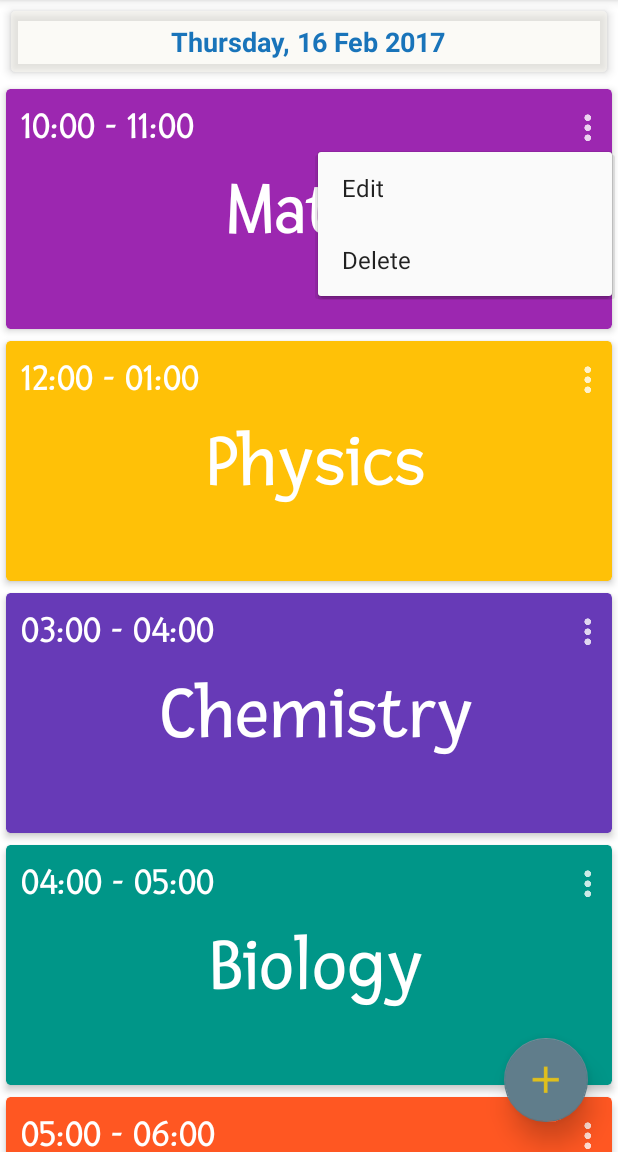
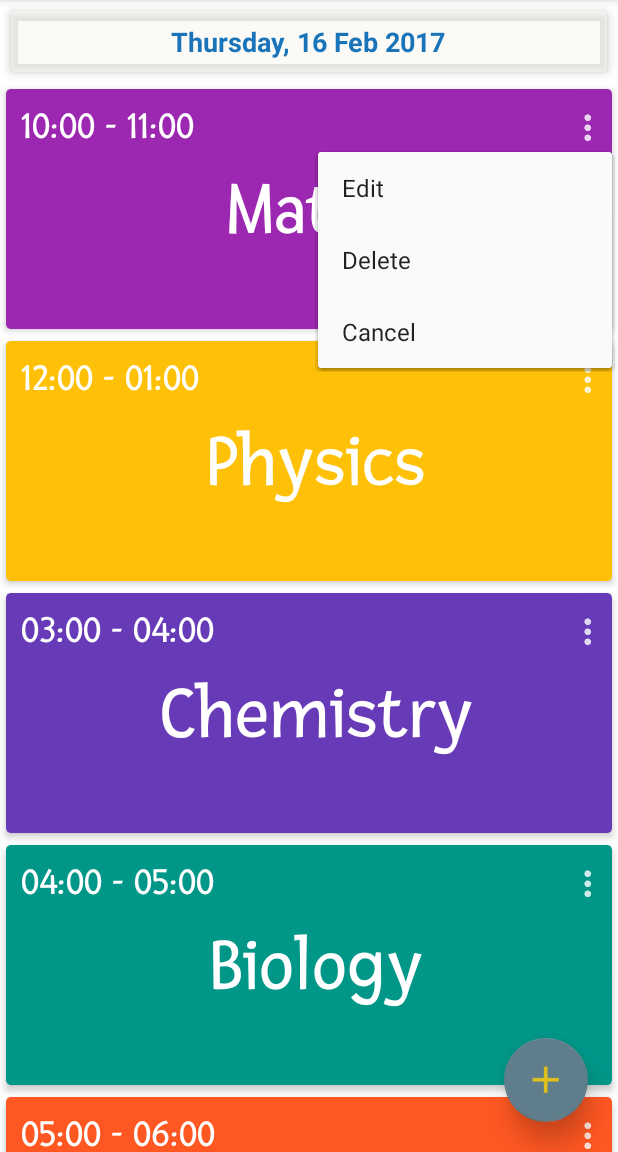
Before and after one commit to CustomAP/PortalApp, an Android app: the MainActivity screen opened directly, with no data from a screen before it, after a tap on "menu", on a phone screen of 412 x 824 dp, the part 84-1236 px from its top. Run offline under Robolectric (Android 15) with nearby library versions, the phone set to English and light mode, and no system bars.

Commit message:
'double press back button to exit' added 'cancel lecture' option added (improvement needed)

```diff
--- a/app/src/main/java/com/aceshub/portal/subjects/Subjects.java
+++ b/app/src/main/java/com/aceshub/portal/subjects/Subjects.java
@@ -48,8 +48,9 @@ public class Subjects extends Fragment {
                 for (int i = 0; i < listDataHeader.size(); i++) {
                     if (i == groupPosition)
                         continue;
-                    expListView.collapseGroup(i);
+
                 }
+                expListView.animate();
             }
         });
     }
--- a/app/src/main/java/com/aceshub/portal/today/TodayAdapter.java
+++ b/app/src/main/java/com/aceshub/portal/today/TodayAdapter.java
@@ -3,6 +3,7 @@ package com.aceshub.portal.today;
 import android.content.Context;
 import android.content.Intent;
 import android.graphics.Typeface;
+import android.support.v4.content.ContextCompat;
 import android.support.v7.widget.CardView;
 import android.support.v7.widget.PopupMenu;
 import android.support.v7.widget.RecyclerView;
@@ -27,6 +28,8 @@ public class TodayAdapter extends RecyclerView.Adapter<TodayAdapter.DataHolder>
     private List<TodayListItem> data;
     private int[] colors;
 
+    private TodayListItem tempItem;
+
     public TodayAdapter(List<TodayListItem> data, Context context) {
         this.data = data;
         colors = context.getResources().getIntArray(R.array.colors);
@@ -50,12 +53,12 @@ public class TodayAdapter extends RecyclerView.Adapter<TodayAdapter.DataHolder>
         holder.menu.setOnClickListener(new View.OnClickListener() {
             @Override
             public void onClick(View v) {
-                showPopup(v, holder.menu, position);
+                showPopup(v, holder.menu, position, holder);
             }
         });
     }
 
-    private void showPopup(View view, ImageButton menuButton, final int position) {
+    private void showPopup(View view, ImageButton menuButton, final int position, final DataHolder holder) {
         PopupMenu popup = new PopupMenu(view.getContext(), menuButton);
         MenuInflater inflate = popup.getMenuInflater();
         inflate.inflate(R.menu.today_card_menu, popup.getMenu());
@@ -64,13 +67,24 @@ public class TodayAdapter extends RecyclerView.Adapter<TodayAdapter.DataHolder>
             @Override
             public boolean onMenuItemClick(MenuItem item) {
                 switch (item.getItemId()) {
-                    case R.id.edit:
+                    case R.id.edit_today_menu_button:
 
                         break;
-                    case R.id.delete:
+                    case R.id.delete_today_menu_button:
                         TodayData.remove(position);
                         Today.adapter.notifyDataSetChanged();
                         break;
+                    case R.id.cancel_today_menu_button:
+                        tempItem = data.get(position);
+                        if (!tempItem.isCanceled()) {
+                            holder.card.setForeground(ContextCompat.getDrawable(holder.context, R.drawable.today_subject_flag_canceled));
+                            tempItem.setCanceled(true);
+                        } else {
+                            holder.card.setForeground(null);
+                            tempItem.setCanceled(false);
+                        }
+                        break;
+
                     default:
                         return false;
                 }
--- /dev/null
+++ b/app/src/main/res/drawable/today_subject_flag_canceled.xml
@@ -0,0 +1,8 @@
+<?xml version="1.0" encoding="utf-8"?>
+<shape xmlns:android="http://schemas.android.com/apk/res/android">
+
+    <solid
+        android:width="2dp"
+        android:color="#d2e6433d" />
+
+</shape>
--- a/app/src/main/res/menu/today_card_menu.xml
+++ b/app/src/main/res/menu/today_card_menu.xml
@@ -1,10 +1,14 @@
 <?xml version="1.0" encoding="utf-8"?>
 <menu xmlns:android="http://schemas.android.com/apk/res/android">
     <item
-        android:id="@+id/edit"
+        android:id="@+id/edit_today_menu_button"
         android:title="Edit" />
 
     <item
-        android:id="@+id/delete"
+        android:id="@+id/delete_today_menu_button"
         android:title="Delete" />
+
+    <item
+        android:id="@+id/cancel_today_menu_button"
+        android:title="Cancel" />
 </menu>
```
Also changed, not shown: app/src/main/java/com/aceshub/portal/MainActivity.java (+22 -1 lines), app/src/main/java/com/aceshub/portal/today/TodayListItem.java (+9 -0 lines).
